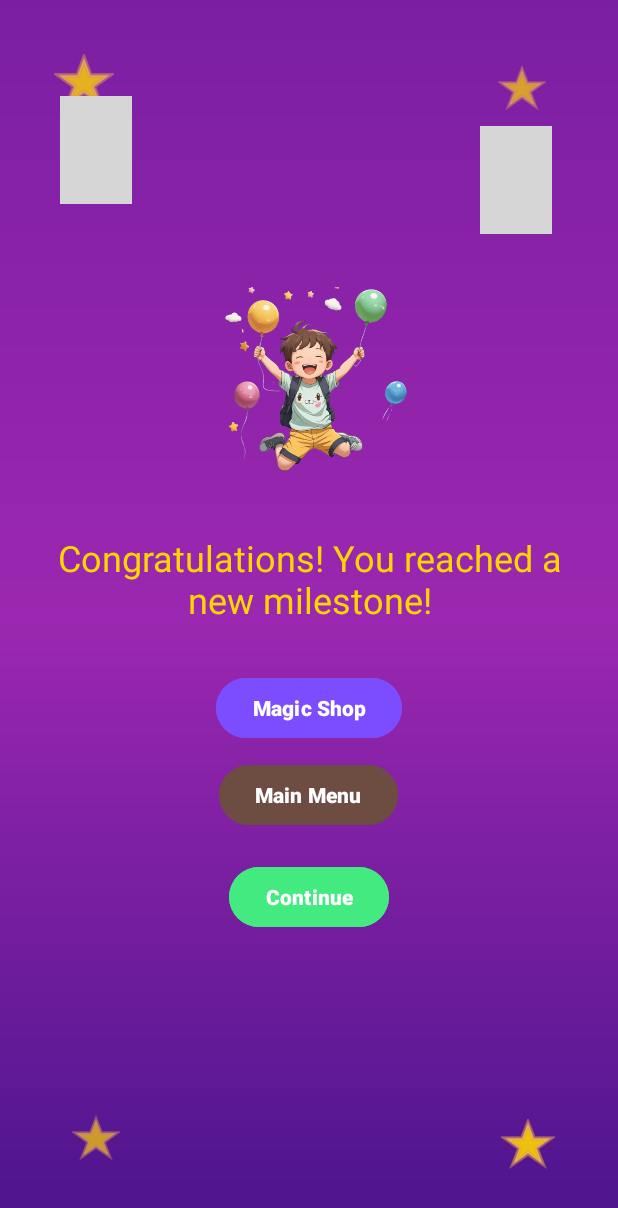
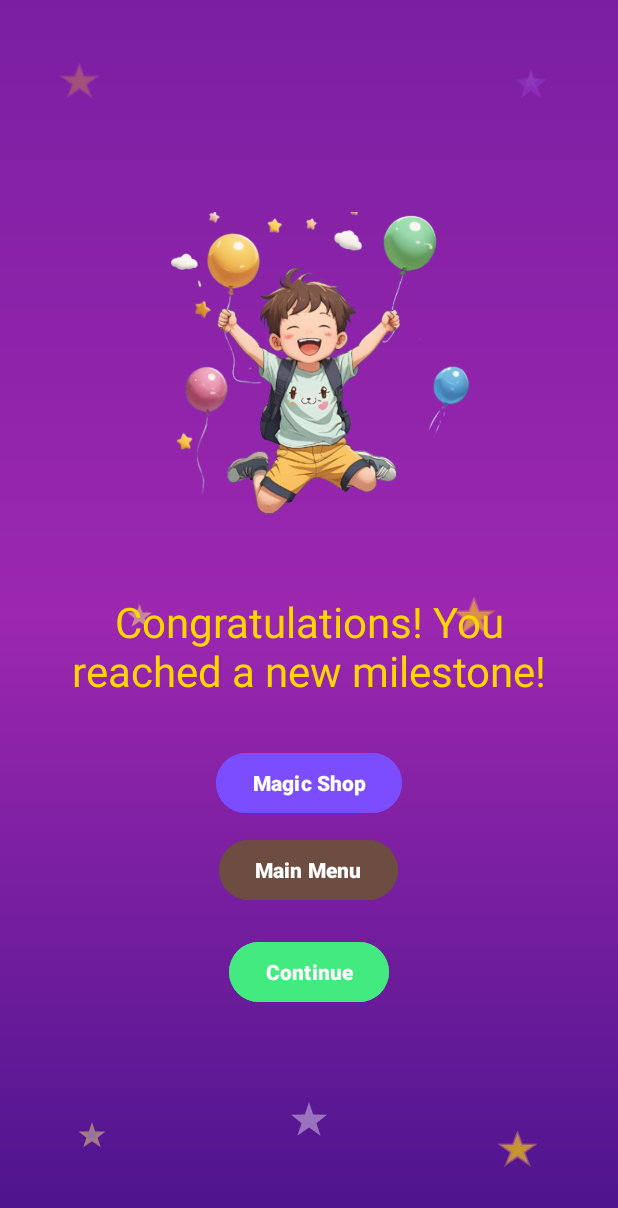
Before and after one commit to Ornella-Gigante/Math-Magic, an Android app: the MilestoneActivity screen opened directly, with no data from a screen before it, on a phone screen of 412 x 824 dp. Shown: the top 1208 px of the screen. Run offline under Robolectric (Android 15) with nearby library versions, the phone set to English and light mode, and no system bars; grey boxes are pictures that could not be loaded.

Commit message:
feat: add animated twinkling stars and enlarged celebration image to milestone screen

```diff
--- a/app/src/main/java/es/nellagames/myapplication/MilestoneActivity.java
+++ b/app/src/main/java/es/nellagames/myapplication/MilestoneActivity.java
@@ -44,70 +44,63 @@ public class MilestoneActivity extends AppCompatActivity {
         }
 
         Button magicShopButton = findViewById(R.id.button_magic_shop);
-        magicShopButton.setOnClickListener(new View.OnClickListener() {
-            @Override
-            public void onClick(View v) {
+        magicShopButton.setOnClickListener(v -> {
             stopMusic();
             Intent intent = new Intent(MilestoneActivity.this, MagicShopActivity.class);
             startActivity(intent);
             finish();
-            }
         });
 
         Button mainMenuButton = findViewById(R.id.button_main_menu);
-        mainMenuButton.setOnClickListener(new View.OnClickListener() {
-            @Override
-            public void onClick(View v) {
+        mainMenuButton.setOnClickListener(v -> {
             stopMusic();
             Intent intent = new Intent(MilestoneActivity.this, MainActivity.class);
             startActivity(intent);
             finish();
-            }
         });
 
-        // NUEVO: Botón Continue para seguir con las preguntas
         Button continueButton = findViewById(R.id.button_continue);
-        continueButton.setOnClickListener(new View.OnClickListener() {
-            @Override
-            public void onClick(View v) {
+        continueButton.setOnClickListener(v -> {
             stopMusic();
             Intent intent = new Intent(MilestoneActivity.this, QuizGroupActivity.class);
             intent.addFlags(Intent.FLAG_ACTIVITY_CLEAR_TOP | Intent.FLAG_ACTIVITY_SINGLE_TOP);
             startActivity(intent);
             finish();
+        });
+
+        // Animación: Llama a la función para cada estrella
+        animateFadeStar(findViewById(R.id.star_1), 0);
+        animateFadeStar(findViewById(R.id.star_2), 350);
+        animateFadeStar(findViewById(R.id.star_3), 650);
+        animateFadeStar(findViewById(R.id.star_4), 900);
+        animateFadeStar(findViewById(R.id.star_5), 1150);
+        animateFadeStar(findViewById(R.id.star_6), 1400);
+        animateFadeStar(findViewById(R.id.star_7), 410);
+        animateFadeStar(findViewById(R.id.star_8), 950);
+        animateFadeStar(findViewById(R.id.star_9), 1110);
+        animateFadeStar(findViewById(R.id.star_10), 550);
+    }
+
+    private void animateFadeStar(final ImageView star, int delay) {
+        if (star == null) return;
+        ObjectAnimator fadeIn = ObjectAnimator.ofFloat(star, "alpha", 0f, 1f);
+        fadeIn.setDuration(1100);
+
+        ObjectAnimator fadeOut = ObjectAnimator.ofFloat(star, "alpha", 1f, 0f);
+        fadeOut.setDuration(1200);
+
+        AnimatorSet set = new AnimatorSet();
+        set.playSequentially(fadeIn, fadeOut);
+        set.setInterpolator(new android.view.animation.LinearInterpolator());
+        set.setStartDelay(delay);
+        set.addListener(new android.animation.AnimatorListenerAdapter() {
+            @Override
+            public void onAnimationEnd(android.animation.Animator animation) {
+                set.start();
             }
         });
-    }
-
-    private void animateBalloons() {
-        ImageView balloonLeft = findViewById(R.id.balloon_left);
-        ImageView balloonRight = findViewById(R.id.balloon_right);
-
-        ObjectAnimator leftRise = ObjectAnimator.ofFloat(balloonLeft, "translationY", 0f, -40f, 0f);
-        leftRise.setDuration(3000);
-        leftRise.setRepeatCount(ObjectAnimator.INFINITE);
-        leftRise.setRepeatMode(ObjectAnimator.REVERSE);
-
-        ObjectAnimator leftFloat = ObjectAnimator.ofFloat(balloonLeft, "translationX", 0f, 15f, 0f);
-        leftFloat.setDuration(4500);
-        leftFloat.setRepeatCount(ObjectAnimator.INFINITE);
-        leftFloat.setRepeatMode(ObjectAnimator.REVERSE);
-
-        ObjectAnimator rightRise = ObjectAnimator.ofFloat(balloonRight, "translationY", 0f, -45f, 0f);
-        rightRise.setDuration(3200);
-        rightRise.setRepeatCount(ObjectAnimator.INFINITE);
-        rightRise.setRepeatMode(ObjectAnimator.REVERSE);
-
-        ObjectAnimator rightFloat = ObjectAnimator.ofFloat(balloonRight, "translationX", 0f, -15f, 0f);
-        rightFloat.setDuration(4800);
-        rightFloat.setRepeatCount(ObjectAnimator.INFINITE);
-        rightFloat.setRepeatMode(ObjectAnimator.REVERSE);
-
-        AnimatorSet set = new AnimatorSet();
-        set.playTogether(leftRise, leftFloat, rightRise, rightFloat);
         set.start();
     }
-
 
     private void stopMusic() {
         if (mediaPlayer != null) {
--- /dev/null
+++ b/app/src/main/res/drawable/balloon_blue.xml
@@ -0,0 +1,20 @@
+<vector xmlns:android="http://schemas.android.com/apk/res/android"
+    android:width="48dp"
+    android:height="72dp"
+    android:viewportWidth="48"
+    android:viewportHeight="72">
+
+    <!-- Elipse/globo azul -->
+    <path
+        android:pathData="M24,6
+            a16,22 0 1,0 0,44
+            a16,22 0 1,0 0,-44"
+        android:fillColor="#42A5F5" />
+
+    <!-- Cuerda del globo -->
+    <path
+        android:pathData="M24,50 L24,70"
+        android:strokeColor="#1976D2"
+        android:strokeWidth="2"
+        android:fillColor="@android:color/transparent"/>
+</vector>
--- /dev/null
+++ b/app/src/main/res/drawable/balloon_red.xml
@@ -0,0 +1,17 @@
+<vector xmlns:android="http://schemas.android.com/apk/res/android"
+    android:width="48dp"
+    android:height="72dp"
+    android:viewportWidth="48"
+    android:viewportHeight="72">
+    <!-- The balloon 'ellipse' shape as a path -->
+    <path
+        android:pathData="M24,6 a16,22 0 1,0 0,44 a16,22 0 1,0 0,-44"
+        android:fillColor="#FF4A4A" />
+
+    <!-- Cuerda del globo -->
+    <path
+        android:pathData="M24,50 L24,70"
+        android:strokeColor="#FF4A4A"
+        android:strokeWidth="2"
+        android:fillColor="@android:color/transparent"/>
+</vector>
--- a/app/src/main/res/layout/activity_milestone.xml
+++ b/app/src/main/res/layout/activity_milestone.xml
@@ -1,75 +1,56 @@
-<?xml version="1.0" encoding="utf-8"?>
 <RelativeLayout xmlns:android="http://schemas.android.com/apk/res/android"
     android:layout_width="match_parent"
     android:layout_height="match_parent"
     android:background="@drawable/gradient_purple"
     android:padding="24dp">
 
-    <!-- Balloons instead of stars -->
-    <ImageView
-        android:id="@+id/balloon_left"
-        android:layout_width="48dp"
-        android:layout_height="72dp"
-        android:src="@drawable/balloon_red"
-        android:layout_alignParentStart="true"
-        android:layout_marginStart="16dp"
-        android:layout_marginTop="40dp"
-        android:contentDescription="Red balloon" />
+    <!-- Many stars, in corners and center, all invisible by default (animated to fade in/out) -->
+    <ImageView android:id="@+id/star_1" android:layout_width="26dp" android:layout_height="26dp"
+        android:src="@drawable/star_glow" android:layout_alignParentStart="true"
+        android:layout_alignParentTop="true" android:layout_marginStart="16dp"
+        android:layout_marginTop="18dp" android:alpha="0.0" />
 
-    <ImageView
-        android:id="@+id/balloon_right"
-        android:layout_width="48dp"
-        android:layout_height="72dp"
-        android:src="@drawable/balloon_blue"
-        android:layout_alignParentEnd="true"
-        android:layout_marginEnd="20dp"
-        android:layout_marginTop="60dp"
-        android:contentDescription="Blue balloon" />
+    <ImageView android:id="@+id/star_2" android:layout_width="30dp" android:layout_height="30dp"
+        android:src="@drawable/star_white" android:layout_alignParentTop="true"
+        android:layout_centerHorizontal="true" android:layout_marginTop="28dp" android:alpha="0.0" />
 
-    <!-- Estrellas decorativas en las esquinas -->
-    <ImageView
-        android:id="@+id/star_top_left"
-        android:layout_width="40dp"
-        android:layout_height="40dp"
-        android:src="@drawable/star_glow"
-        android:layout_alignParentStart="true"
-        android:layout_alignParentTop="true"
-        android:layout_marginStart="12dp"
-        android:layout_marginTop="12dp"
-        android:alpha="0.8"/>
+    <ImageView android:id="@+id/star_3" android:layout_width="28dp" android:layout_height="28dp"
+        android:src="@drawable/star_magic" android:layout_alignParentTop="true"
+        android:layout_alignParentEnd="true" android:layout_marginEnd="20dp"
+        android:layout_marginTop="19dp" android:alpha="0.0" />
 
-    <ImageView
-        android:id="@+id/star_top_right"
-        android:layout_width="32dp"
-        android:layout_height="32dp"
-        android:src="@drawable/star_glow"
-        android:layout_alignParentEnd="true"
-        android:layout_alignParentTop="true"
-        android:layout_marginEnd="24dp"
-        android:layout_marginTop="20dp"
-        android:alpha="0.7"/>
+    <ImageView android:id="@+id/star_4" android:layout_width="24dp" android:layout_height="24dp"
+        android:src="@drawable/star_rainbow" android:layout_alignParentBottom="true"
+        android:layout_alignParentStart="true" android:layout_marginStart="25dp"
+        android:layout_marginBottom="30dp" android:alpha="0.0" />
 
-    <ImageView
-        android:id="@+id/star_bottom_left"
-        android:layout_width="32dp"
-        android:layout_height="32dp"
-        android:src="@drawable/star_glow"
-        android:layout_alignParentStart="true"
-        android:layout_alignParentBottom="true"
-        android:layout_marginStart="24dp"
-        android:layout_marginBottom="24dp"
-        android:alpha="0.7"/>
+    <ImageView android:id="@+id/star_5" android:layout_width="26dp" android:layout_height="26dp"
+        android:src="@drawable/star_glow" android:layout_alignParentBottom="true"
+        android:layout_alignParentEnd="true" android:layout_marginEnd="30dp"
+        android:layout_marginBottom="20dp" android:alpha="0.0" />
 
-    <ImageView
-        android:id="@+id/star_bottom_right"
-        android:layout_width="36dp"
-        android:layout_height="36dp"
-        android:src="@drawable/star_glow"
-        android:layout_alignParentEnd="true"
-        android:layout_alignParentBottom="true"
-        android:layout_marginEnd="18dp"
-        android:layout_marginBottom="18dp"
-        android:alpha="0.9"/>
+    <ImageView android:id="@+id/star_6" android:layout_width="32dp" android:layout_height="32dp"
+        android:src="@drawable/star_white" android:layout_alignParentBottom="true"
+        android:layout_centerHorizontal="true" android:layout_marginBottom="36dp" android:alpha="0.0" />
+
+    <!-- Center stars for extra twinkle -->
+    <ImageView android:id="@+id/star_7" android:layout_width="24dp" android:layout_height="24dp"
+        android:src="@drawable/star_magic" android:layout_centerHorizontal="true"
+        android:layout_centerVertical="true" android:alpha="0.0" />
+
+    <ImageView android:id="@+id/star_8" android:layout_width="22dp" android:layout_height="22dp"
+        android:src="@drawable/star_rainbow" android:layout_centerVertical="true"
+        android:layout_marginStart="58dp" android:layout_marginTop="104dp"
+        android:layout_alignParentStart="true" android:alpha="0.0" />
+
+    <ImageView android:id="@+id/star_9" android:layout_width="28dp" android:layout_height="28dp"
+        android:src="@drawable/star_glow" android:layout_centerVertical="true"
+        android:layout_marginEnd="58dp" android:layout_marginTop="104dp"
+        android:layout_alignParentEnd="true" android:alpha="0.0" />
+
+    <ImageView android:id="@+id/star_10" android:layout_width="24dp" android:layout_height="24dp"
+        android:src="@drawable/star_white" android:layout_centerHorizontal="true"
+        android:layout_marginTop="200dp" android:layout_alignParentTop="true" android:alpha="0.0" />
 
     <LinearLayout
         android:id="@+id/center_content"
@@ -81,22 +62,20 @@
 
         <ImageView
             android:id="@+id/avatar_celebrating"
-            android:layout_width="140dp"
-            android:layout_height="140dp"
+            android:layout_width="230dp"
+            android:layout_height="230dp"
             android:src="@drawable/celebrate"
             android:contentDescription="Avatar celebrating"
             android:layout_marginBottom="24dp"/>
-
         <TextView
             android:id="@+id/milestone_message"
             android:layout_width="wrap_content"
             android:layout_height="wrap_content"
             android:text="Congratulations! You reached 50 points!"
-            android:textSize="24sp"
+            android:textSize="28sp"
             android:textColor="#FFD600"
             android:gravity="center"
             android:layout_marginBottom="32dp"/>
-
         <Button
             android:id="@+id/button_magic_shop"
             android:layout_width="wrap_content"
@@ -107,7 +86,6 @@
             android:backgroundTint="#7C4DFF"
             android:elevation="3dp"
             android:layout_marginBottom="10dp"/>
-
         <Button
             android:id="@+id/button_main_menu"
             android:layout_width="wrap_content"
@@ -118,8 +96,6 @@
             android:backgroundTint="#6D4C41"
             android:elevation="3dp"
             android:layout_marginBottom="10dp"/>
-
-        <!-- NUEVO botón Continue -->
         <Button
             android:id="@+id/button_continue"
             android:layout_width="wrap_content"
```
Also changed, not shown: app/src/main/res/drawable/wizard.png. Lines whose indentation alone changed are shown as unchanged.
